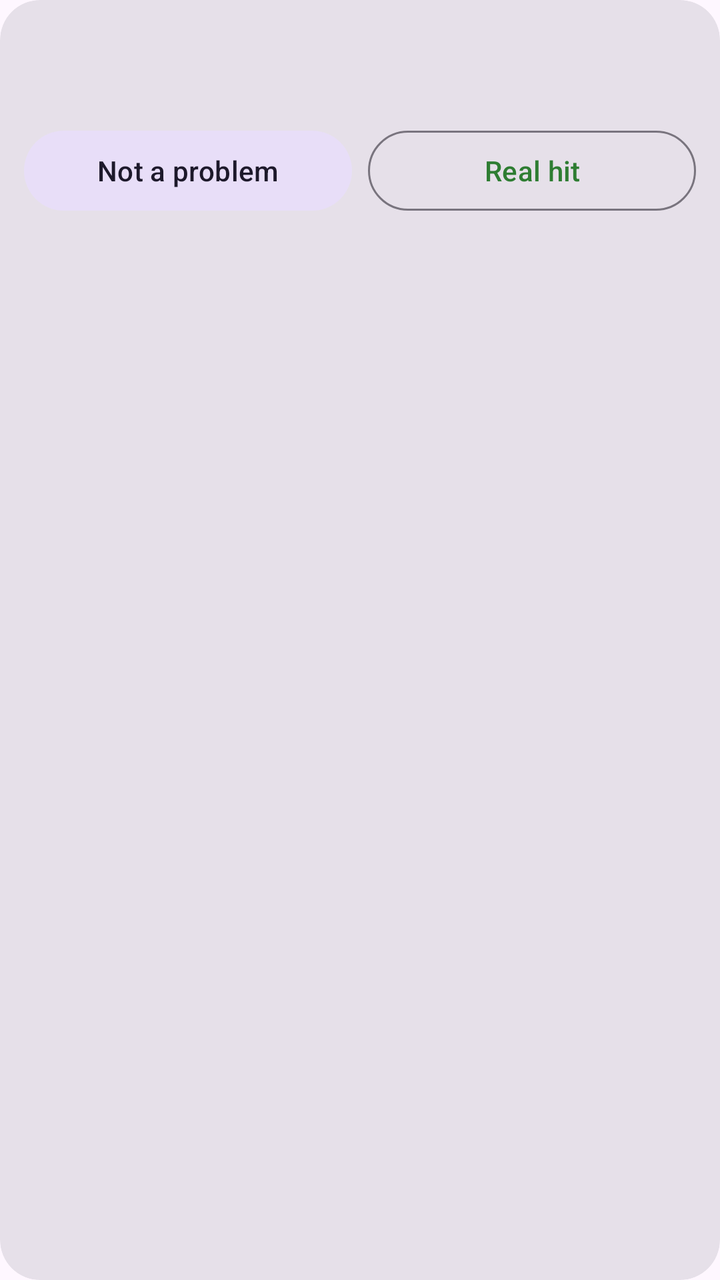
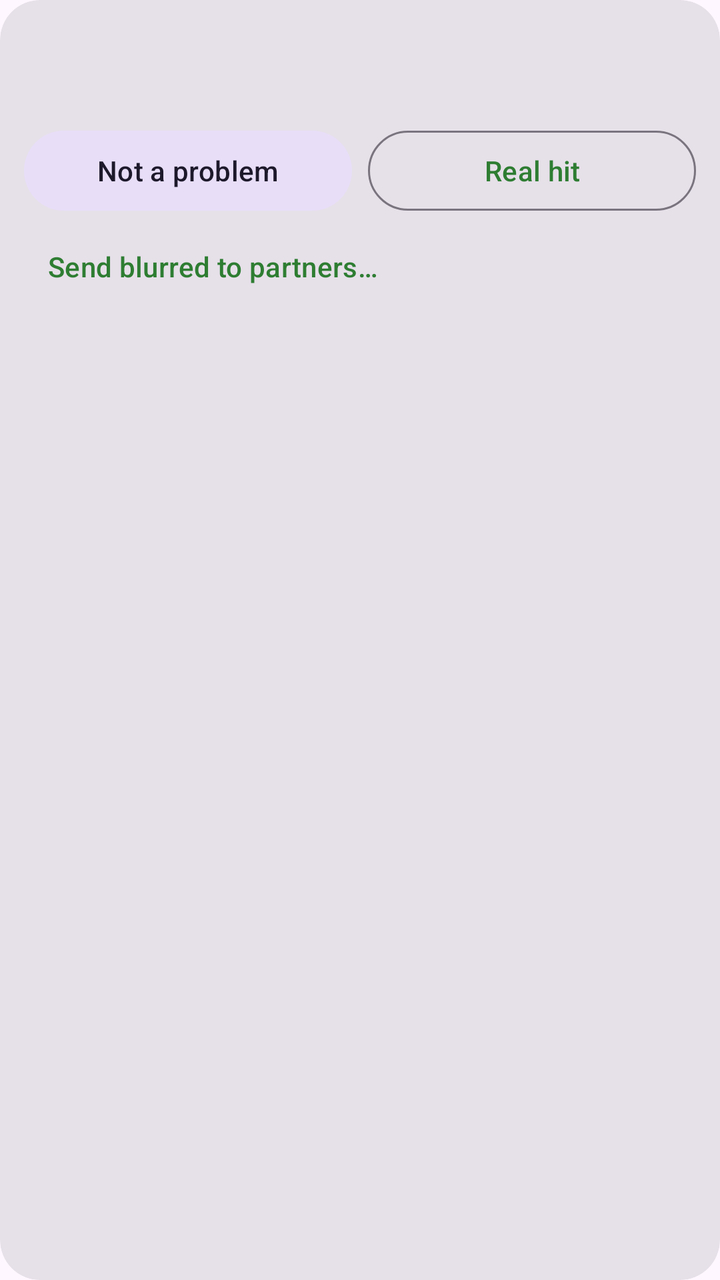

Two renders of the same Android screen: before a commit and after it. Below are the layout's source before the change and the commit's diff.
<!-- AndroidManifest.xml: application theme Theme.FocusFence -->
<!-- res/layout/item_review.xml -->
<?xml version="1.0" encoding="utf-8"?>
<com.google.android.material.card.MaterialCardView
    xmlns:android="http://schemas.android.com/apk/res/android"
    xmlns:app="http://schemas.android.com/apk/res-auto"
    android:layout_width="match_parent"
    android:layout_height="wrap_content"
    android:layout_marginTop="12dp"
    app:cardCornerRadius="20dp"
    app:contentPadding="12dp">

    <LinearLayout
        android:layout_width="match_parent"
        android:layout_height="wrap_content"
        android:orientation="vertical">

        <ImageView
            android:id="@+id/reviewImage"
            android:layout_width="match_parent"
            android:layout_height="wrap_content"
            android:adjustViewBounds="true"
            android:contentDescription="@string/review_image_desc"
            android:maxHeight="420dp"
            android:scaleType="fitCenter" />

        <TextView
            android:id="@+id/reviewMeta"
            android:layout_width="match_parent"
            android:layout_height="wrap_content"
            android:layout_marginTop="8dp"
            android:textAppearance="?attr/textAppearanceBodyMedium" />

        <TextView
            android:id="@+id/reviewScores"
            android:layout_width="match_parent"
            android:layout_height="wrap_content"
            android:layout_marginTop="2dp"
            android:textAppearance="?attr/textAppearanceBodySmall"
            android:textColor="?attr/colorOnSurfaceVariant" />

        <LinearLayout
            android:layout_width="match_parent"
            android:layout_height="wrap_content"
            android:layout_marginTop="4dp"
            android:orientation="horizontal">

            <Button
                android:id="@+id/reviewWrong"
                style="@style/Widget.Material3.Button.TonalButton"
                android:layout_width="0dp"
                android:layout_height="wrap_content"
                android:layout_weight="1"
                android:text="@string/review_wrong" />

            <Button
                android:id="@+id/reviewReal"
                style="@style/Widget.Material3.Button.OutlinedButton"
                android:layout_width="0dp"
                android:layout_height="wrap_content"
                android:layout_marginStart="8dp"
                android:layout_weight="1"
                android:text="@string/review_real" />
        </LinearLayout>
    </LinearLayout>
</com.google.android.material.card.MaterialCardView>
<!-- resources referenced by this layout -->
<resources>
  <string name="review_image_desc">Screenshot the AI scored as risky</string>
  <string name="review_real">Real hit</string>
  <string name="review_wrong">Not a problem</string>
  <style name="Theme.FocusFence" parent="Theme.Material3.DayNight.NoActionBar">
          <item name="colorPrimary">@color/brand_primary</item>
          
          <item name="materialCardViewStyle">@style/Widget.Material3.CardView.Filled</item>
          
          <item name="android:statusBarColor">?attr/colorSurface</item>
          <item name="android:navigationBarColor">?attr/colorSurface</item>
          <item name="android:windowLightStatusBar">true</item>
      </style>
  <color name="brand_primary">#2E7D32</color>
</resources>

<!-- the commit's change to res/layout/item_review.xml (unified diff, before → after) -->
@@ -60,5 +60,12 @@
                 android:layout_weight="1"
                 android:text="@string/review_real" />
         </LinearLayout>
+
+        <Button
+            android:id="@+id/reviewShare"
+            style="@style/Widget.Material3.Button.TextButton"
+            android:layout_width="wrap_content"
+            android:layout_height="wrap_content"
+            android:text="@string/review_share" />
     </LinearLayout>
 </com.google.android.material.card.MaterialCardView>
<!-- resource entries referenced after the edit -->
@@ -2,6 +2,7 @@
 <resources>
   <string name="review_image_desc">Screenshot the AI scored as risky</string>
   <string name="review_real">Real hit</string>
+  <string name="review_share">Send blurred to partners…</string>
   <string name="review_wrong">Not a problem</string>
   <style name="Theme.FocusFence" parent="Theme.Material3.DayNight.NoActionBar">
           <item name="colorPrimary">@color/brand_primary</item>
